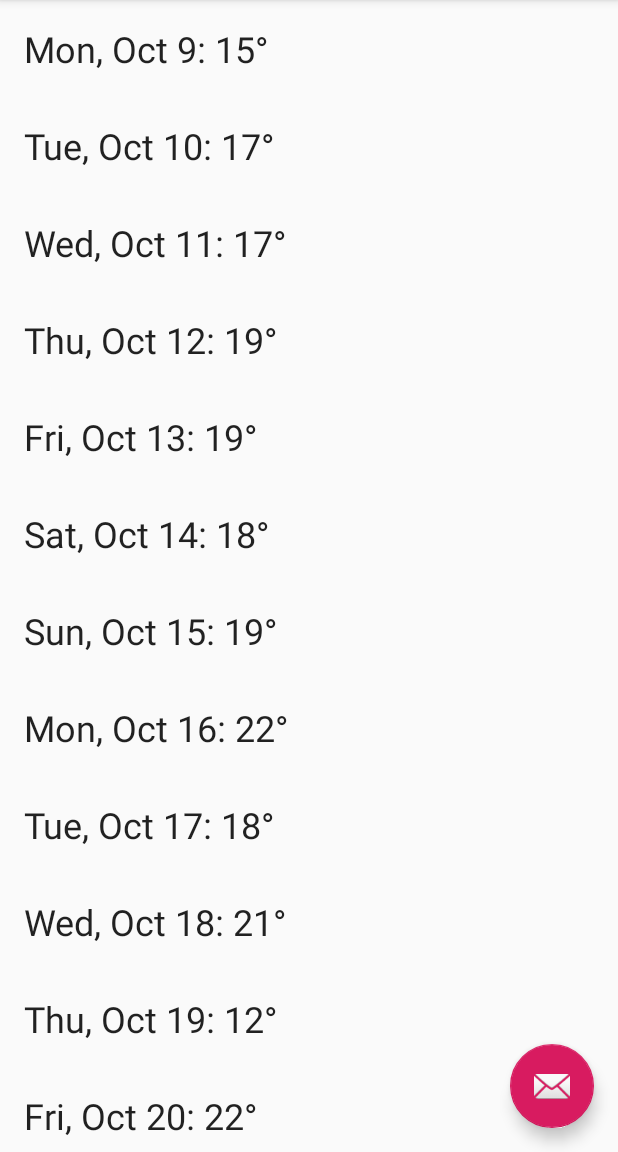
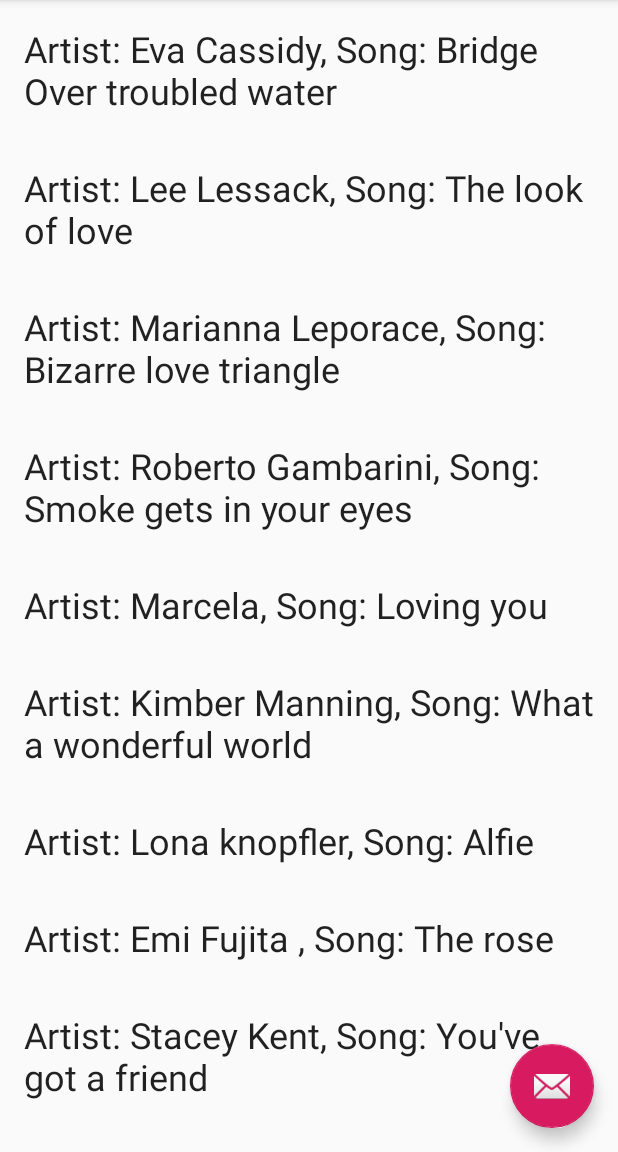
Before and after one commit to denizgungor/SWE589, an Android app: the screen it shows after launch (MainActivity), on a phone screen of 412 x 824 dp, the part 84-1236 px from its top. Run offline under Robolectric (Android 15) with nearby library versions, the phone set to English and light mode, and no system bars.

Commit message:
updated static data list

```diff
--- a/app/src/main/java/com/welyre/welyre/MainActivity.java
+++ b/app/src/main/java/com/welyre/welyre/MainActivity.java
@@ -15,13 +15,18 @@ import android.view.MenuItem;
 public class MainActivity extends AppCompatActivity {
     private MainDataAdapter dataAdapter;
     private RecyclerView numberOfItems;
-    private static final String DEGREE = "\u00b0";
-    private static final int FORECAST_LIST_ITEMS = 12;
-    private static final String[] FORECASTS = {
-            "Mon, Oct 9: 15"+DEGREE, "Tue, Oct 10: 17"+DEGREE, "Wed, Oct 11: 17"+DEGREE,
-            "Thu, Oct 12: 19"+DEGREE, "Fri, Oct 13: 19"+DEGREE, "Sat, Oct 14: 18"+DEGREE,
-            "Sun, Oct 15: 19"+DEGREE, "Mon, Oct 16: 22"+DEGREE, "Tue, Oct 17: 18"+DEGREE,
-            "Wed, Oct 18: 21"+DEGREE, "Thu, Oct 19: 12"+DEGREE, "Fri, Oct 20: 22"+DEGREE};
+    private static final int RESULT_LIST_ITEMS = 9;
+    private static final String[] RESULTS = {
+            "Artist: Eva Cassidy, Song: Bridge Over troubled water",
+            "Artist: Lee Lessack, Song: The look of love",
+            "Artist: Marianna Leporace, Song: Bizarre love triangle",
+            "Artist: Roberto Gambarini, Song: Smoke gets in your eyes",
+            "Artist: Marcela, Song: Loving you",
+            "Artist: Kimber Manning, Song: What a wonderful world",
+            "Artist: Lona knopfler, Song: Alfie",
+            "Artist: Emi Fujita , Song: The rose",
+            "Artist: Stacey Kent, Song: You've got a friend",
+    };
 
     @Override
     protected void onCreate(Bundle savedInstanceState) {
@@ -34,7 +39,7 @@ public class MainActivity extends AppCompatActivity {
         LinearLayoutManager layoutManager = new LinearLayoutManager(this);
         numberOfItems.setLayoutManager(layoutManager);
         numberOfItems.setHasFixedSize(true);
-        dataAdapter = new MainDataAdapter(FORECAST_LIST_ITEMS, FORECASTS );
+        dataAdapter = new MainDataAdapter(RESULT_LIST_ITEMS, RESULTS );
         numberOfItems.setAdapter(dataAdapter);
 
         FloatingActionButton fab = (FloatingActionButton) findViewById(R.id.fab);
```
